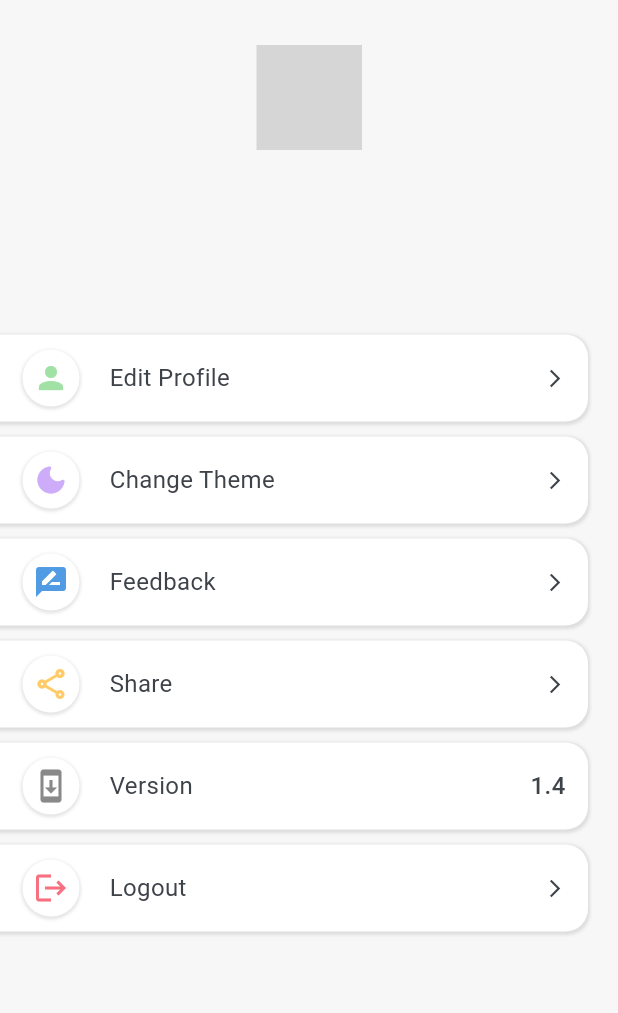
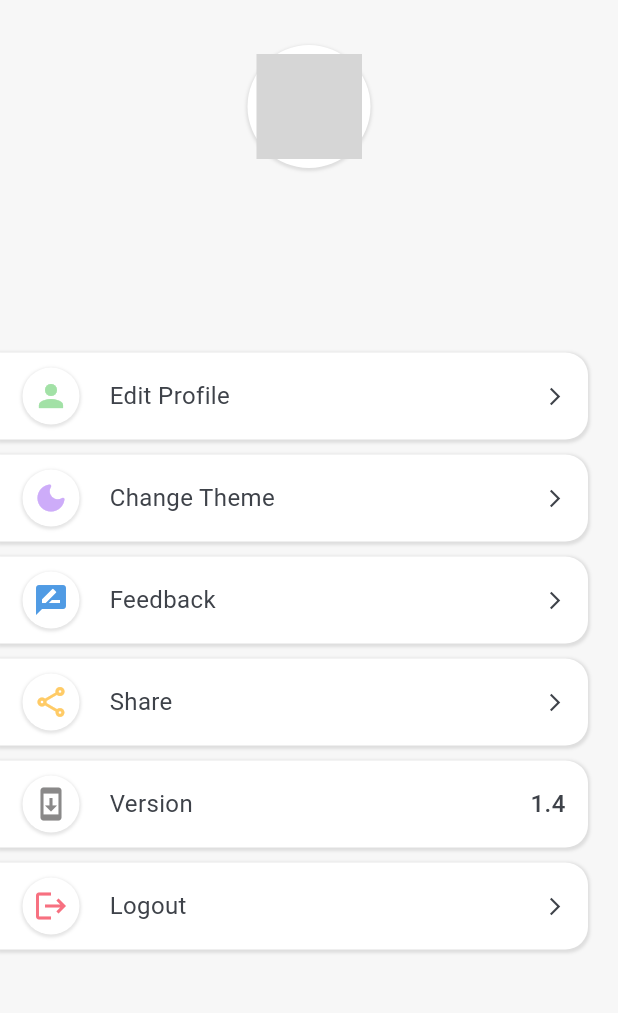
Before and after one commit to SnowStar0423/Flutter-Firebase-Chat, a Flutter app: the SettingPage screen opened by its route, on a phone screen of 412 x 824 dp, the part 84-1097 px from its top. Run offline on Flutter 3.47's test engine with Material 3 defaults, Android fonts, the phone set to English and light mode, and no system bars; our stand-ins replace badges, cached_network_image, cloud_firestore, equatable, firebase_analytics, firebase_auth and 11 more; missing offline and left inert: random_avatar; accounts and stored records are empty; generated files the repository leaves out were written again; Roboto replaces fonts that are missing (khmer-battambang); grey boxes are pictures that could not be loaded.

Commit message:
updated project structure

```diff
--- a/lib/view/pages/root_page.dart
+++ b/lib/view/pages/root_page.dart
@@ -1,13 +1,12 @@
 import 'dart:convert';
 
-import 'package:chat_app/view/pages/chat_page.dart';
-import 'package:chat_app/view/pages/login_page.dart';
+import 'package:chat_app/view/pages/authentication/login_page.dart';
+import 'package:chat_app/view/pages/chat/chat_page.dart';
 import 'package:chat_app/viewmodel/chat_user_view_model.dart';
 import 'package:firebase_auth/firebase_auth.dart';
 import 'package:firebase_messaging/firebase_messaging.dart';
 import 'package:flutter/cupertino.dart';
 import 'package:get/get.dart';
-
 import 'package:chat_app/model/chat_user.dart';
 import 'package:chat_app/core/service/notification_service.dart';
 import 'package:chat_app/core/utils/app_global.dart';
--- a/lib/view/pages/setting_page.dart
+++ b/lib/view/pages/setting/setting_page.dart
@@ -1,4 +1,5 @@
 import 'package:chat_app/core/utils/app_route.dart';
+import 'package:chat_app/view/widgets/custom_box.dart';
 import 'package:firebase_auth/firebase_auth.dart';
 import 'package:flutter/material.dart';
 import 'package:get/get.dart';
@@ -79,6 +80,8 @@ class SettingPage extends StatelessWidget {
     return Row(
       mainAxisAlignment: MainAxisAlignment.center,
       children: [
+        CustomBox(
+          child:
               AppUtil.checkIsNull(FirebaseAuth.instance.currentUser!.photoURL)
                   ? RandomAvatar(FirebaseAuth.instance.currentUser!.uid,
                       trBackground: true, width: 70, height: 70)
@@ -88,6 +91,7 @@ class SettingPage extends StatelessWidget {
                       width: 70,
                       height: 70,
                       radius: 100,
+                    ),
         )
       ],
     );
```
Also changed, not shown: lib/core/utils/app_page.dart (+9 -9 lines), lib/view/pages/authentication/forgot_password_page.dart (renamed from lib/view/pages/forgot_password_page.dart), lib/view/pages/authentication/login_page.dart (renamed from lib/view/pages/login_page.dart), lib/view/pages/authentication/register_page.dart (renamed from lib/view/pages/register_page.dart), lib/view/pages/chat/chat_page.dart (renamed from lib/view/pages/chat_page.dart), lib/view/pages/chat/chat_room_page.dart (renamed from lib/view/pages/chat_room_page.dart), lib/view/pages/chat/user_page.dart (renamed from lib/view/pages/user_page.dart), lib/view/pages/setting/change_theme_page.dart (renamed from lib/view/pages/change_theme_page.dart), lib/view/pages/setting/edit_profile_page.dart (renamed from lib/view/pages/edit_profile_page.dart). Lines whose indentation alone changed are shown as unchanged.
